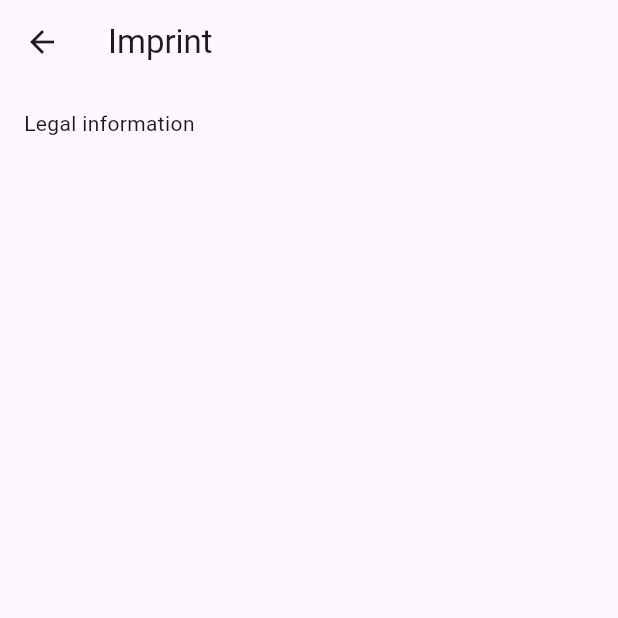
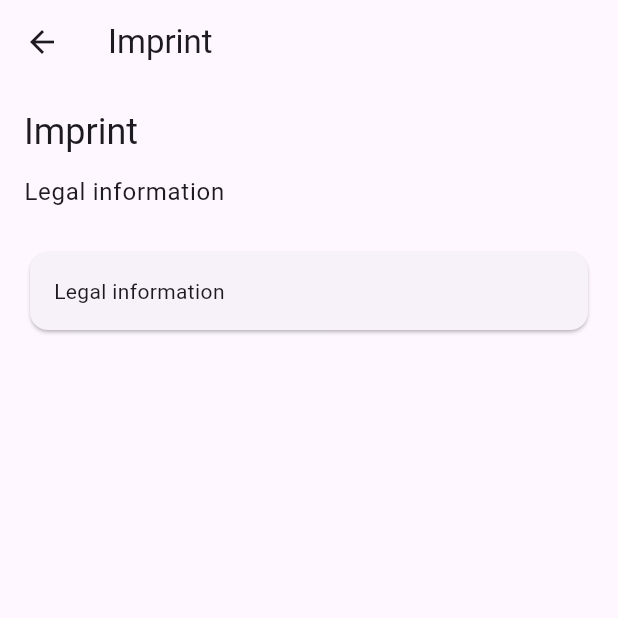
Before and after one commit to jchillah/asa-server-eye, a Flutter app: the ImprintScreen screen opened directly, on a phone screen of 412 x 824 dp, the top half of it. Run offline on Flutter 3.47's test engine with Material 3 defaults, Android fonts, the phone set to English and light mode, and no system bars; our stand-ins replace dio, flutter_riverpod; network calls fail.

Commit message:
feat: add legal and info screens

```diff
--- a/lib/features/settings/presentation/screens/imprint_screen.dart
+++ b/lib/features/settings/presentation/screens/imprint_screen.dart
@@ -8,11 +8,27 @@ class ImprintScreen extends StatelessWidget {
 
   @override
   Widget build(BuildContext context) {
+    final theme = Theme.of(context);
+
     return Scaffold(
       appBar: AppBar(title: Text(context.l10n.imprint)),
-      body: Padding(
+      body: ListView(
         padding: const EdgeInsets.all(16),
-        child: Text(context.l10n.legalInformation),
+        children: [
+          Text(context.l10n.imprint, style: theme.textTheme.headlineSmall),
+          const SizedBox(height: 12),
+          Text(context.l10n.legalInformation, style: theme.textTheme.bodyLarge),
+          const SizedBox(height: 24),
+          Card(
+            child: Padding(
+              padding: const EdgeInsets.all(16),
+              child: Text(
+                context.l10n.legalInformation,
+                style: theme.textTheme.bodyMedium,
+              ),
+            ),
+          ),
+        ],
       ),
     );
   }
```
Also changed, not shown: lib/features/settings/presentation/screens/about_screen.dart (+18 -5 lines), lib/features/settings/presentation/screens/privacy_screen.dart (+21 -2 lines), lib/features/settings/presentation/screens/settings_screen.dart (+4 -12 lines), lib/features/settings/presentation/screens/support_screen.dart (+21 -2 lines).
